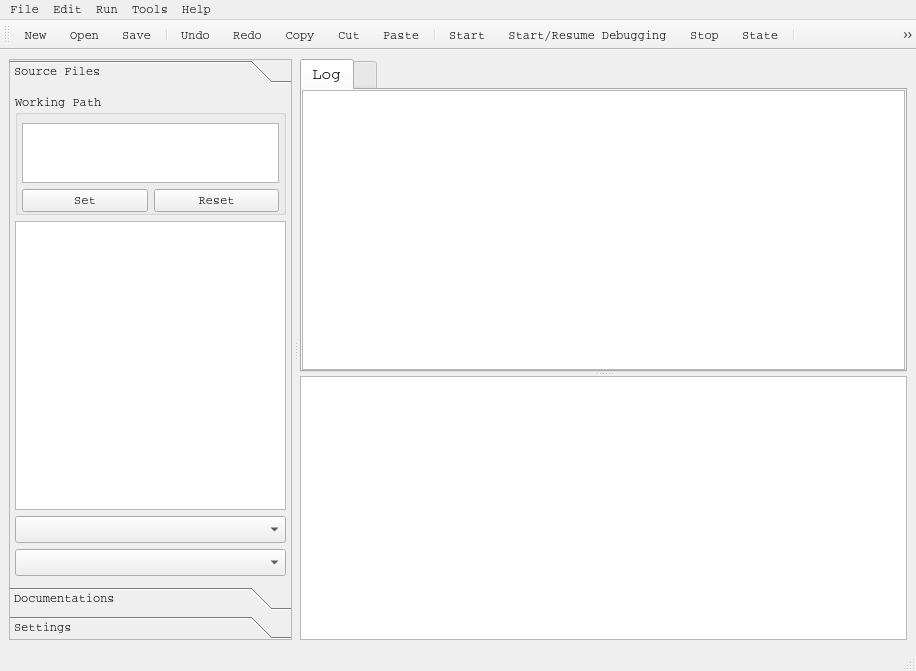
This is src/daoStudio.ui in daokoder/daostudio as Qt 5 draws it before an edit. The edited form follows.
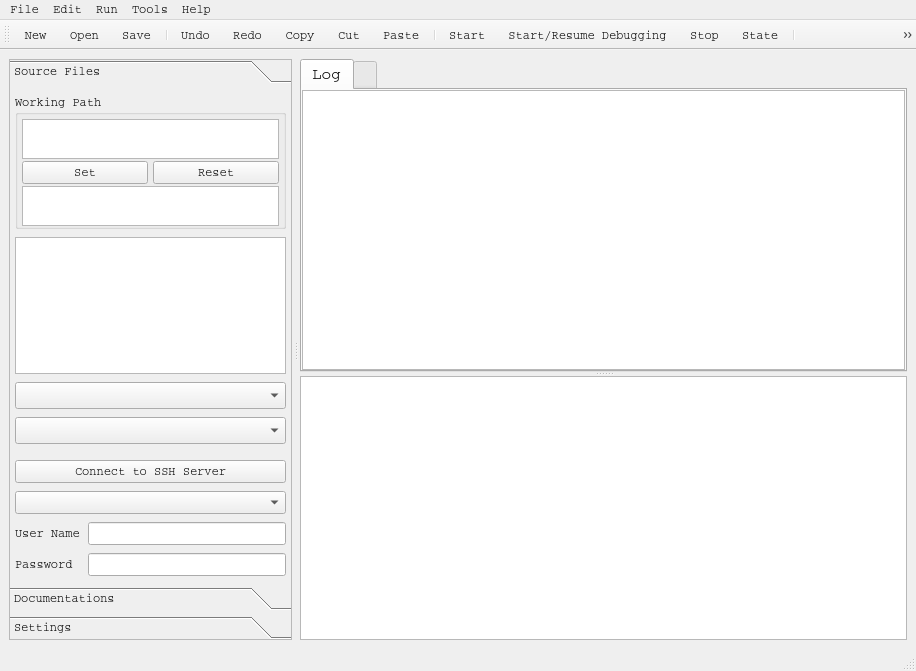
This is the edited form. Icons and pictures are not drawn. Custom widgets are drawn as their Qt base class.

```diff
--- a/src/daoStudio.ui
+++ b/src/daoStudio.ui
@@ -83,8 +83,8 @@
          <rect>
           <x>0</x>
           <y>0</y>
-          <width>361</width>
-          <height>458</height>
+          <width>281</width>
+          <height>460</height>
          </rect>
         </property>
         <property name="sizePolicy">
@@ -113,6 +113,9 @@
          <string>Source Files</string>
         </attribute>
         <layout class="QVBoxLayout" name="verticalLayout_2">
+         <property name="spacing">
+          <number>8</number>
+         </property>
          <property name="margin">
           <number>5</number>
          </property>
@@ -140,11 +143,14 @@
             <string>Working Path</string>
            </property>
            <layout class="QVBoxLayout" name="verticalLayout_6">
+            <property name="spacing">
+             <number>2</number>
+            </property>
             <property name="leftMargin">
              <number>4</number>
             </property>
             <property name="topMargin">
-             <number>8</number>
+             <number>4</number>
             </property>
             <property name="rightMargin">
              <number>4</number>
@@ -169,13 +175,16 @@
               <property name="maximumSize">
                <size>
                 <width>16777215</width>
-                <height>60</height>
+                <height>40</height>
                </size>
               </property>
              </widget>
             </item>
             <item>
              <layout class="QHBoxLayout" name="horizontalLayout_2">
+              <property name="spacing">
+               <number>5</number>
+              </property>
               <item>
                <widget class="QPushButton" name="btSetPath">
                 <property name="minimumSize">
@@ -210,6 +219,22 @@
               </item>
              </layout>
             </item>
+            <item>
+             <widget class="QTextBrowser" name="wgtPathBrowsing">
+              <property name="sizePolicy">
+               <sizepolicy hsizetype="Expanding" vsizetype="Minimum">
+                <horstretch>0</horstretch>
+                <verstretch>0</verstretch>
+               </sizepolicy>
+              </property>
+              <property name="maximumSize">
+               <size>
+                <width>16777215</width>
+                <height>40</height>
+               </size>
+              </property>
+             </widget>
+            </item>
            </layout>
           </widget>
          </item>
@@ -295,6 +320,43 @@
            </property>
           </widget>
          </item>
+         <item>
+          <widget class="QWidget" name="widget" native="true"/>
+         </item>
+         <item>
+          <widget class="QPushButton" name="buttonServer">
+           <property name="text">
+            <string>Connect to SSH Server</string>
+           </property>
+          </widget>
+         </item>
+         <item>
+          <widget class="QComboBox" name="serverList"/>
+         </item>
+         <item>
+          <layout class="QGridLayout" name="gridLayout_3">
+           <item row="1" column="0">
+            <widget class="QLabel" name="label_5">
+             <property name="text">
+              <string>Password</string>
+             </property>
+            </widget>
+           </item>
+           <item row="0" column="0">
+            <widget class="QLabel" name="label_6">
+             <property name="text">
+              <string>User Name</string>
+             </property>
+            </widget>
+           </item>
+           <item row="0" column="1">
+            <widget class="QLineEdit" name="wgtUserName"/>
+           </item>
+           <item row="1" column="1">
+            <widget class="QLineEdit" name="wgtPassword"/>
+           </item>
+          </layout>
+         </item>
         </layout>
        </widget>
        <widget class="QWidget" name="pageDocumentation">
```
Left out of the diff: 8 changed lines with no effect on the pictures.
